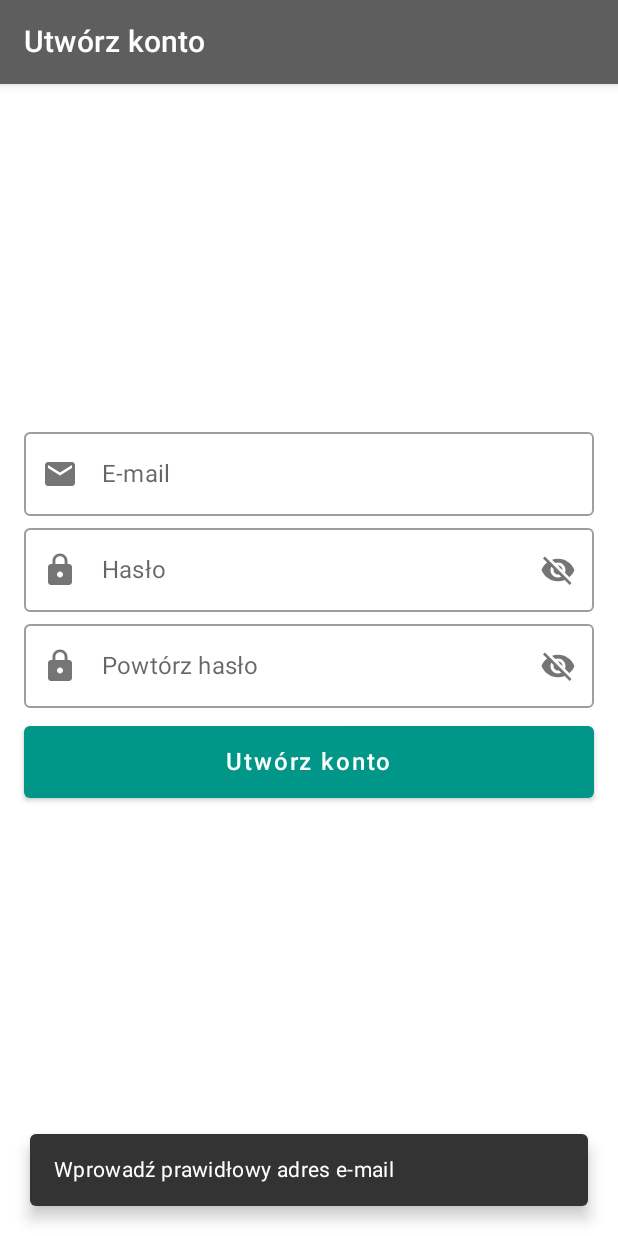
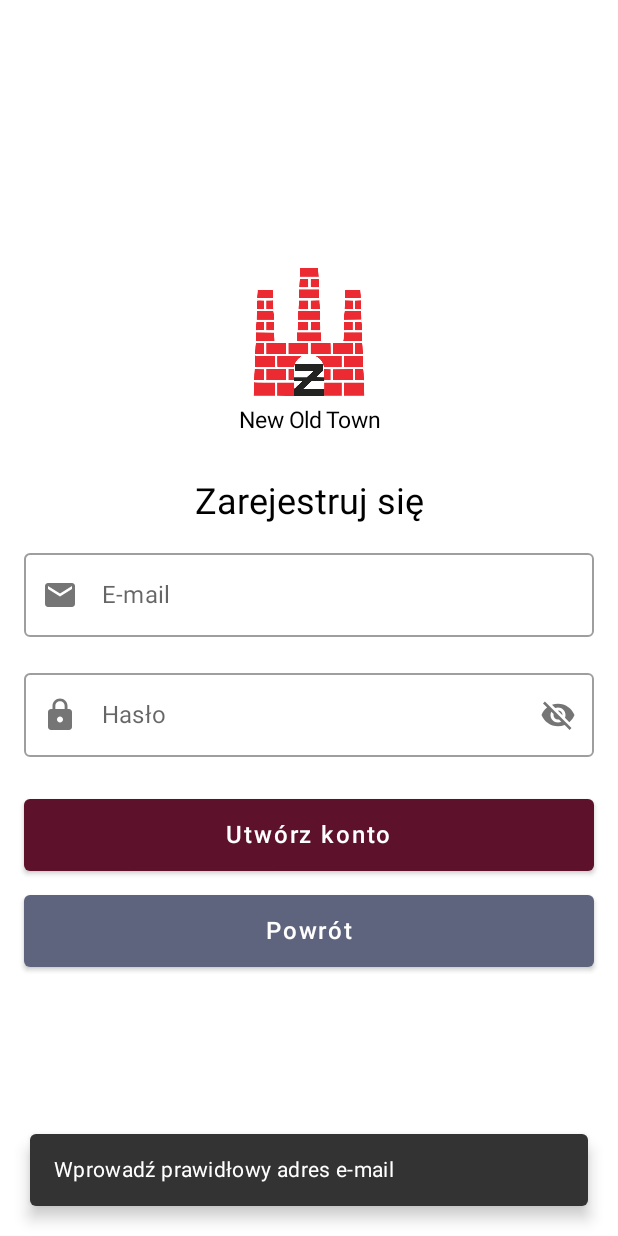
Before and after one commit to nnaem/hackheroes, an Android app built with Jetpack Compose: the screen it shows after launch (MainActivity), after a tap on "Utwórz konto", on a phone screen of 412 x 824 dp. Run offline under Robolectric (Android 15) with nearby library versions, the phone set to English and light mode, and no system bars; our stand-ins replace Dagger/Hilt's generated code, Firebase (no records; nobody signed in at launch, a user with empty details on screens opened directly); 2 other taps on this screen came first.

Commit message:
Fix registration + make look better

```diff
--- a/app/src/main/java/com/hackheroes/newoldtown/common/composable/ButtonComposable.kt
+++ b/app/src/main/java/com/hackheroes/newoldtown/common/composable/ButtonComposable.kt
@@ -16,12 +16,12 @@ fun BasicTextButton(@StringRes text: Int, modifier: Modifier, action: () -> Unit
 }
 
 @Composable
-fun BasicButton(@StringRes text: Int, modifier: Modifier, action: () -> Unit) {
+fun BasicButton(@StringRes text: Int, modifier: Modifier, action: () -> Unit, color: Color? = Color(0xFF009688)) {
     Button(
         onClick = action,
         modifier = modifier,
         colors = ButtonDefaults.buttonColors(
-            backgroundColor = Color(0xFF009688),
+            backgroundColor = color ?: Color(0xFF009688),
             contentColor = MaterialTheme.colors.onPrimary
         )
     ) {
--- a/app/src/main/java/com/hackheroes/newoldtown/common/composable/TextFieldComposable.kt
+++ b/app/src/main/java/com/hackheroes/newoldtown/common/composable/TextFieldComposable.kt
@@ -76,11 +76,6 @@ fun PasswordField(value: String, onNewValue: (String) -> Unit, modifier: Modifie
 }
 
 @Composable
-fun RepeatPasswordField(value: String, onNewValue: (String) -> Unit, modifier: Modifier = Modifier) {
-    PasswordField(value, AppText.repeat_password, onNewValue, modifier)
-}
-
-@Composable
 private fun PasswordField(
     value: String,
     @StringRes placeholder: Int,
--- a/app/src/main/java/com/hackheroes/newoldtown/model/service/AccountService.kt
+++ b/app/src/main/java/com/hackheroes/newoldtown/model/service/AccountService.kt
@@ -7,7 +7,7 @@ interface AccountService {
     fun authenticate(email: String, password: String, onResult: (Throwable?) -> Unit)
     fun sendRecoveryEmail(email: String, onResult: (Throwable?) -> Unit)
     fun createAnonymousAccount(onResult: (Throwable?) -> Unit)
-    fun linkAccount(email: String, password: String, onResult: (Throwable?) -> Unit)
+    fun createAccount(email: String, password: String, onSuccess: () -> Unit, onFail: (Throwable?) -> Unit)
     fun deleteAccount(onResult: (Throwable?) -> Unit)
     fun signOut()
 }
--- a/app/src/main/java/com/hackheroes/newoldtown/screens/login/LoginScreen.kt
+++ b/app/src/main/java/com/hackheroes/newoldtown/screens/login/LoginScreen.kt
@@ -1,33 +1,37 @@
 package com.hackheroes.newoldtown.screens.login
 
+import androidx.compose.foundation.Image
 import androidx.compose.foundation.layout.Arrangement
 import androidx.compose.foundation.layout.Column
+import androidx.compose.foundation.layout.Spacer
 import androidx.compose.foundation.layout.fillMaxHeight
 import androidx.compose.foundation.layout.fillMaxWidth
 import androidx.compose.foundation.layout.height
+import androidx.compose.foundation.layout.width
 import androidx.compose.foundation.rememberScrollState
 import androidx.compose.foundation.verticalScroll
 import androidx.compose.material.ExperimentalMaterialApi
+import androidx.compose.material.Text
 import androidx.compose.runtime.Composable
 import androidx.compose.runtime.getValue
 import androidx.compose.ui.Alignment
 import androidx.compose.ui.Modifier
+import androidx.compose.ui.graphics.Color
+import androidx.compose.ui.res.painterResource
+import androidx.compose.ui.res.stringResource
+import androidx.compose.ui.text.TextStyle
+import androidx.compose.ui.tooling.preview.Preview
 import androidx.compose.ui.unit.dp
+import androidx.compose.ui.unit.sp
 import androidx.hilt.navigation.compose.hiltViewModel
 import com.hackheroes.newoldtown.R
 import com.hackheroes.newoldtown.common.composable.BasicButton
-import com.hackheroes.newoldtown.common.composable.BasicTextButton
-import com.hackheroes.newoldtown.common.composable.BasicToolbar
 import com.hackheroes.newoldtown.common.composable.EmailField
 import com.hackheroes.newoldtown.common.composable.PasswordField
-import com.hackheroes.newoldtown.common.composable.RegularCardEditor
 import com.hackheroes.newoldtown.common.ext.basicButton
-import com.hackheroes.newoldtown.common.ext.card
 import com.hackheroes.newoldtown.common.ext.fieldModifier
-import com.hackheroes.newoldtown.common.ext.textButton
 import com.hackheroes.newoldtown.R.string as AppText
 
-@OptIn(ExperimentalMaterialApi::class)
 @Composable
 fun LoginScreen(
     openScreen: (String) -> Unit,
@@ -37,8 +41,31 @@ fun LoginScreen(
 ) {
     val uiState by viewModel.uiState
 
-    BasicToolbar(AppText.login_details)
+    LoginScreenContent(
+        modifier = modifier,
+        email = uiState.email,
+        password = uiState.password,
+        onEmailChange = viewModel::onEmailChange,
+        onPasswordChange = viewModel::onPasswordChange,
+        onSignInClick = {
+            viewModel.onSignInClick(openAndPopUp)
+        },
+        onSignUpClick = {
+            viewModel.onSignUpClick(openScreen)
+        },
+    )
+}
 
+@Composable
+fun LoginScreenContent(
+    modifier: Modifier = Modifier,
+    email: String,
+    password: String,
+    onEmailChange: (String) -> Unit,
+    onPasswordChange: (String) -> Unit,
+    onSignInClick: () -> Unit,
+    onSignUpClick: () -> Unit
+) {
     Column(
         modifier = modifier
             .fillMaxWidth()
@@ -47,19 +74,71 @@ fun LoginScreen(
         verticalArrangement = Arrangement.Center,
         horizontalAlignment = Alignment.CenterHorizontally
     ) {
-        EmailField(uiState.email, viewModel::onEmailChange, Modifier.fieldModifier())
-        PasswordField(uiState.password, viewModel::onPasswordChange, Modifier.fieldModifier())
+        Image(
+            painter = painterResource(id = R.drawable.zyrardow),
+            contentDescription = "Logo",
+            modifier = Modifier
+                .height(100.dp)
+                .width(100.dp)
+        )
 
-        BasicButton(AppText.sign_in, Modifier.basicButton().height(48.dp)) {
-            viewModel.onSignInClick(openAndPopUp)
-        }
+        Text(
+            text = stringResource(id = R.string.app_name),
+            style = TextStyle(
+                fontSize = 15.sp,
+                color = Color.Black
+            )
+        )
 
-        BasicTextButton(AppText.forgot_password, Modifier.textButton()) {
-            viewModel.onForgotPasswordClick()
-        }
+        Spacer(modifier = Modifier.height(32.dp))
 
-        RegularCardEditor(AppText.create_account, R.drawable.ic_create_account, "", Modifier.card()) {
-            viewModel.onSignUpClick(openScreen)
-        }
+        Text(
+            text = stringResource(id = R.string.sign_in),
+            style = TextStyle(
+                fontSize = 24.sp,
+                color = Color.Black
+            )
+        )
+
+        Spacer(modifier = Modifier.height(16.dp))
+
+
+        EmailField(email, onEmailChange, Modifier.fieldModifier())
+
+        Spacer(Modifier.height(16.dp))
+
+        PasswordField(password, onPasswordChange, Modifier.fieldModifier())
+
+        Spacer(Modifier.height(16.dp))
+
+        BasicButton(AppText.sign_in,
+            Modifier
+                .basicButton()
+                .height(48.dp), {
+            onSignInClick()
+        })
+
+        Spacer(Modifier.height(16.dp))
+
+        BasicButton(AppText.create_account,
+            Modifier
+                .basicButton()
+                .height(48.dp), {
+            onSignUpClick()
+        }, Color(0xFF681531)
+        )
     }
 }
+
+@Composable
+@Preview
+fun LoginScreenPreview() {
+    LoginScreenContent(
+        email = "",
+        password = "",
+        onEmailChange = {},
+        onPasswordChange = {},
+        onSignInClick = {},
+        onSignUpClick = {}
+    )
+}
--- a/app/src/main/java/com/hackheroes/newoldtown/screens/sign_up/SignUpScreen.kt
+++ b/app/src/main/java/com/hackheroes/newoldtown/screens/sign_up/SignUpScreen.kt
@@ -1,13 +1,22 @@
 package com.hackheroes.newoldtown.screens.sign_up
 
+import androidx.compose.foundation.Image
 import androidx.compose.foundation.layout.*
 import androidx.compose.foundation.rememberScrollState
 import androidx.compose.foundation.verticalScroll
+import androidx.compose.material.Text
 import androidx.compose.runtime.*
 import androidx.compose.ui.Alignment
 import androidx.compose.ui.Modifier
+import androidx.compose.ui.graphics.Color
+import androidx.compose.ui.res.painterResource
+import androidx.compose.ui.res.stringResource
+import androidx.compose.ui.text.TextStyle
+import androidx.compose.ui.tooling.preview.Preview
 import androidx.compose.ui.unit.dp
+import androidx.compose.ui.unit.sp
 import androidx.hilt.navigation.compose.hiltViewModel
+import com.hackheroes.newoldtown.R
 import com.hackheroes.newoldtown.common.composable.*
 import com.hackheroes.newoldtown.common.ext.basicButton
 import com.hackheroes.newoldtown.common.ext.fieldModifier
@@ -22,8 +31,33 @@ fun SignUpScreen(
     val uiState by viewModel.uiState
     val fieldModifier = Modifier.fieldModifier()
 
-    BasicToolbar(AppText.create_account)
+    SignUpContent(
+        modifier = modifier,
+        fieldModifier,
+        email = uiState.email,
+        password = uiState.password,
+        onEmailChange = viewModel::onEmailChange,
+        onPasswordChange = viewModel::onPasswordChange,
+        onSignUpClick = {
+            viewModel.onSignUpClick(openAndPopUp)
+        },
+        onBackClick = {
+            viewModel.onBackClick(openAndPopUp)
+        }
+    )
+}
 
+@Composable
+fun SignUpContent(
+    modifier: Modifier = Modifier,
+    fieldModifier: Modifier = Modifier,
+    email: String,
+    password: String,
+    onEmailChange: (String) -> Unit,
+    onPasswordChange: (String) -> Unit,
+    onSignUpClick: () -> Unit,
+    onBackClick: () -> Unit
+) {
     Column(
         modifier = modifier
             .fillMaxWidth()
@@ -32,12 +66,70 @@ fun SignUpScreen(
         verticalArrangement = Arrangement.Center,
         horizontalAlignment = Alignment.CenterHorizontally
     ) {
-        EmailField(uiState.email, viewModel::onEmailChange, fieldModifier)
-        PasswordField(uiState.password, viewModel::onPasswordChange, fieldModifier)
-        RepeatPasswordField(uiState.repeatPassword, viewModel::onRepeatPasswordChange, fieldModifier)
+        Image(
+            painter = painterResource(id = R.drawable.zyrardow),
+            contentDescription = "Logo",
+            modifier = Modifier
+                .height(100.dp)
+                .width(100.dp)
+        )
 
-        BasicButton(AppText.create_account, Modifier.basicButton().height(48.dp)) {
-            viewModel.onSignUpClick(openAndPopUp)
-        }
+        Text(
+            text = stringResource(id = R.string.app_name),
+            style = TextStyle(
+                fontSize = 15.sp,
+                color = Color.Black
+            )
+        )
+
+        Spacer(modifier = Modifier.height(32.dp))
+
+        Text(
+            text = stringResource(id = R.string.sign_up),
+            style = TextStyle(
+                fontSize = 24.sp,
+                color = Color.Black
+            )
+        )
+
+        Spacer(modifier = Modifier.height(16.dp))
+
+        EmailField(email, onEmailChange, fieldModifier)
+
+        Spacer(modifier = Modifier.height(16.dp))
+
+        PasswordField(password, onPasswordChange, fieldModifier)
+
+        Spacer(modifier = Modifier.height(16.dp))
+
+        BasicButton(AppText.create_account,
+            Modifier
+                .basicButton()
+                .height(48.dp), {
+            onSignUpClick()
+        },
+            color = Color(0xFF5E112B),
+        )
+
+        BasicButton(R.string.back,
+            Modifier
+                .basicButton()
+                .height(48.dp), {
+            onBackClick()
+        }, color = Color(0xFF5F647E)
+        )
     }
 }
+
+@Composable
+@Preview
+fun SignUpScreenPreview() {
+    SignUpContent(
+        email = "",
+        password = "",
+        onEmailChange = {},
+        onPasswordChange = {},
+        onSignUpClick = {},
+        onBackClick = {}
+    )
+}
--- a/app/src/main/java/com/hackheroes/newoldtown/screens/sign_up/SignUpUiState.kt
+++ b/app/src/main/java/com/hackheroes/newoldtown/screens/sign_up/SignUpUiState.kt
@@ -3,5 +3,4 @@ package com.hackheroes.newoldtown.screens.sign_up
 data class SignUpUiState(
     val email: String = "",
     val password: String = "",
-    val repeatPassword: String = ""
 )
--- a/app/src/main/java/com/hackheroes/newoldtown/screens/splash/SplashScreen.kt
+++ b/app/src/main/java/com/hackheroes/newoldtown/screens/splash/SplashScreen.kt
@@ -47,9 +47,9 @@ fun SplashScreen(
                 if (viewModel.showError.value) {
                     Text(text = stringResource(R.string.generic_error))
 
-                    BasicButton(R.string.try_again, Modifier.basicButton()) {
+                    BasicButton(R.string.try_again, Modifier.basicButton(), {
                         viewModel.onAppStart(openAndPopUp)
-                    }
+                    })
                 } else {
                     CircularProgressIndicator(color = MaterialTheme.colors.onBackground)
                 }
--- a/app/src/main/java/com/hackheroes/newoldtown/theme/Theme.kt
+++ b/app/src/main/java/com/hackheroes/newoldtown/theme/Theme.kt
@@ -1,32 +1,9 @@
-/*
-Copyright 2022 Google LLC
-
-Licensed under the Apache License, Version 2.0 (the "License");
-you may not use this file except in compliance with the License.
-You may obtain a copy of the License at
-
-    https://www.apache.org/licenses/LICENSE-2.0
-
-Unless required by applicable law or agreed to in writing, software
-distributed under the License is distributed on an "AS IS" BASIS,
-WITHOUT WARRANTIES OR CONDITIONS OF ANY KIND, either express or implied.
-See the License for the specific language governing permissions and
-limitations under the License.
- */
-
 package com.hackheroes.newoldtown.theme
 
 import androidx.compose.foundation.isSystemInDarkTheme
 import androidx.compose.material.MaterialTheme
-import androidx.compose.material.darkColors
 import androidx.compose.material.lightColors
 import androidx.compose.runtime.Composable
-
-private val DarkColorPalette = darkColors(
-    primary = Bright,
-    primaryVariant = Medium,
-    secondary = Dark,
-)
 
 private val LightColorPalette = lightColors(
     primary = Bright,
@@ -36,10 +13,8 @@ private val LightColorPalette = lightColors(
 
 @Composable
 fun NewOldTownTheme(darkTheme: Boolean = isSystemInDarkTheme(), content: @Composable() () -> Unit) {
-    val colors = if (darkTheme) DarkColorPalette else LightColorPalette
-
     MaterialTheme(
-        colors = colors,
+        colors = LightColorPalette,
         typography = Typography,
         shapes = Shapes,
         content = content
--- a/app/src/main/res/values/strings.xml
+++ b/app/src/main/res/values/strings.xml
@@ -3,7 +3,6 @@
     <string name="app_name">New Old Town</string>
     <string name="email">E-mail</string>
     <string name="password">Hasło</string>
-    <string name="repeat_password">Powtórz hasło</string>
     <string name="generic_error">Nieokreślony błąd - spróbuj powonie później</string>
     <string name="email_error">Wprowadź prawidłowy adres e-mail</string>
     <string name="cancel">Anuluj</string>
@@ -42,4 +41,8 @@
     <string name="succesfully_added_suggestion">Pomyśnie dodano!</string>
     <string name="suggestion_title_error">Tutuł musi mieć przynajmniej 5 znaków</string>
     <string name="suggestion_description_error">Opis musi mieć przynajmniej 10 znaków</string>
+    <string name="back">Powrót</string>
+    <string name="sign_up">Zarejestruj się</string>
+    <string name="sign_up_error">Błąd tworzenia konta</string>
+    <string name="account_created">Konto utworzone</string>
 </resources>
```
Also changed, not shown: app/src/main/java/com/hackheroes/newoldtown/common/ext/StringExt.kt (+0 -8 lines), app/src/main/java/com/hackheroes/newoldtown/model/service/impl/AccountServiceImpl.kt (+9 -3 lines), app/src/main/java/com/hackheroes/newoldtown/screens/sign_up/SignUpViewModel.kt (+10 -17 lines).
